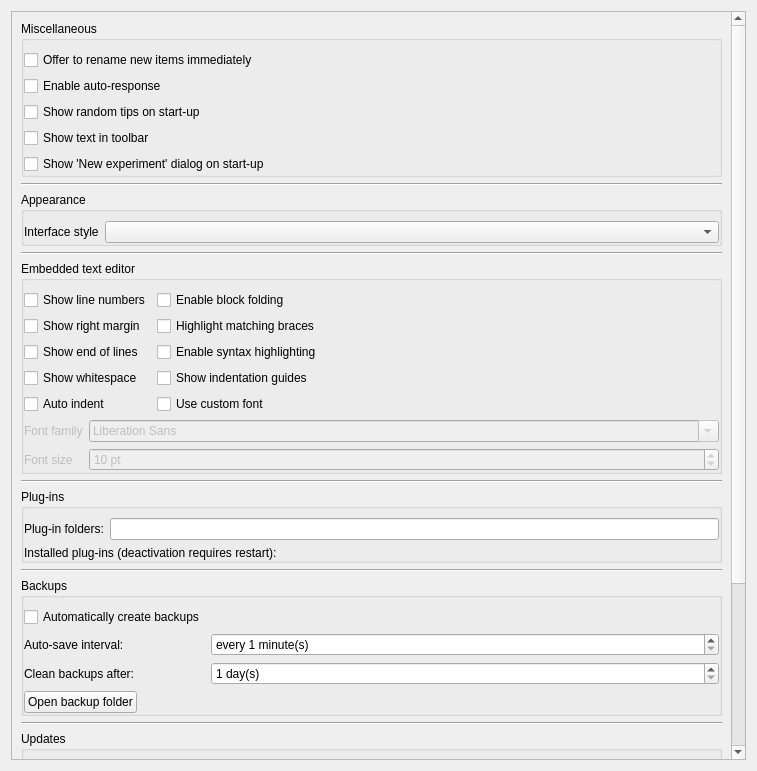
Above: resources/ui/preferences_widget.ui from open-cogsci/OpenSesame before the change. Below: the same form after it.
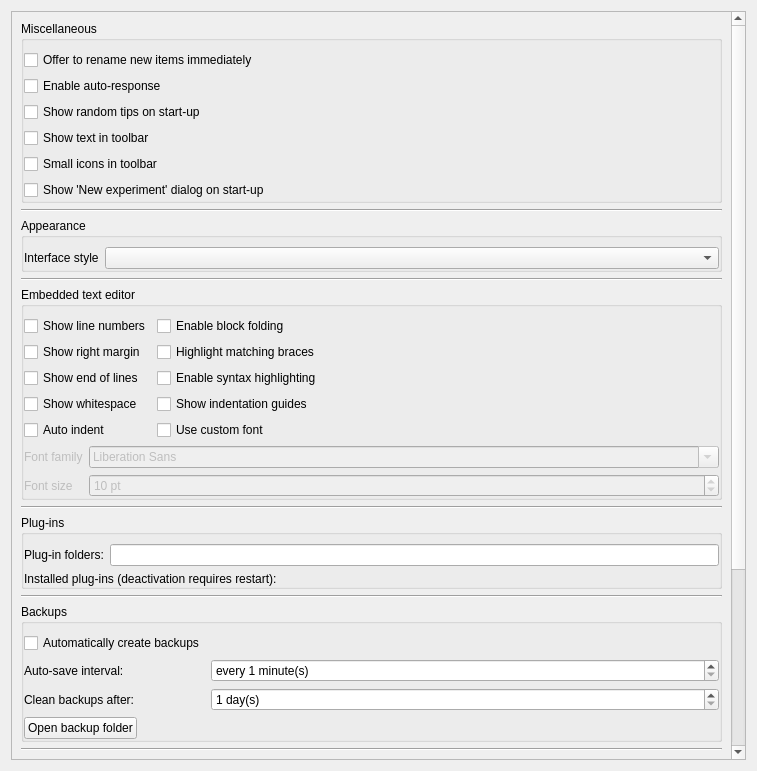
That is the form after the change. Icons and pictures are not drawn.

Commit message: Move compact toolbar option to preferences

Diff of the .ui file:
```diff
--- a/resources/ui/preferences_widget.ui
+++ b/resources/ui/preferences_widget.ui
@@ -25,7 +25,7 @@
         <x>0</x>
         <y>0</y>
         <width>721</width>
-        <height>981</height>
+        <height>1008</height>
        </rect>
       </property>
       <layout class="QVBoxLayout" name="verticalLayout_2">
@@ -78,13 +78,20 @@
             </property>
            </widget>
           </item>
-          <item row="4" column="0">
+          <item row="5" column="0">
            <widget class="QCheckBox" name="checkbox_new_experiment_dialog">
             <property name="text">
              <string>Show 'New experiment' dialog on start-up</string>
             </property>
            </widget>
           </item>
+          <item row="4" column="0">
+           <widget class="QCheckBox" name="checkbox_small_toolbar">
+            <property name="text">
+             <string>Small icons in toolbar</string>
+            </property>
+           </widget>
+          </item>
          </layout>
         </widget>
        </item>
```
The commit also changes 21 other files.
